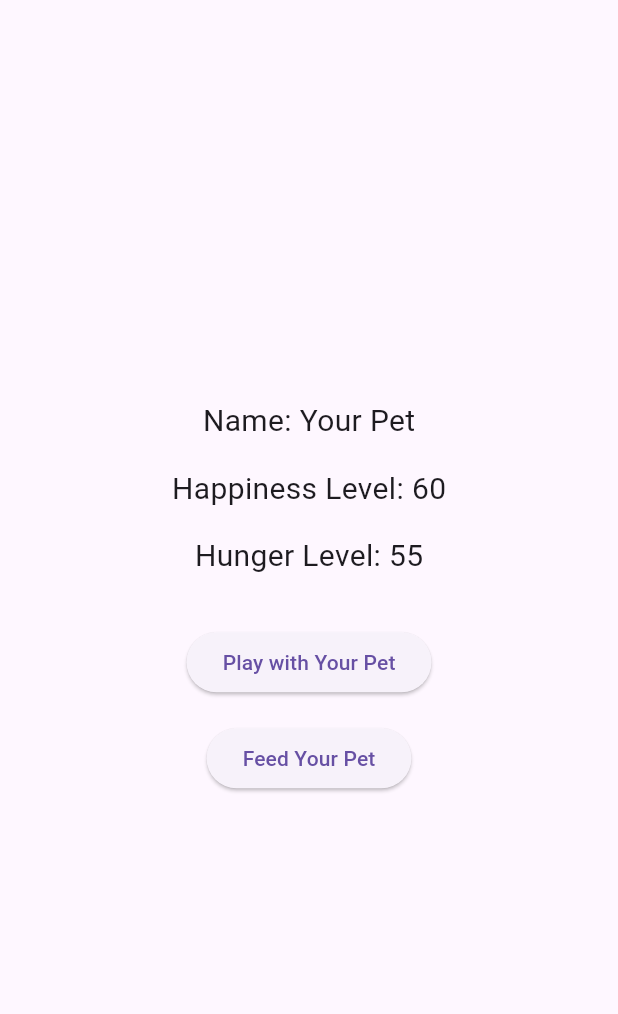
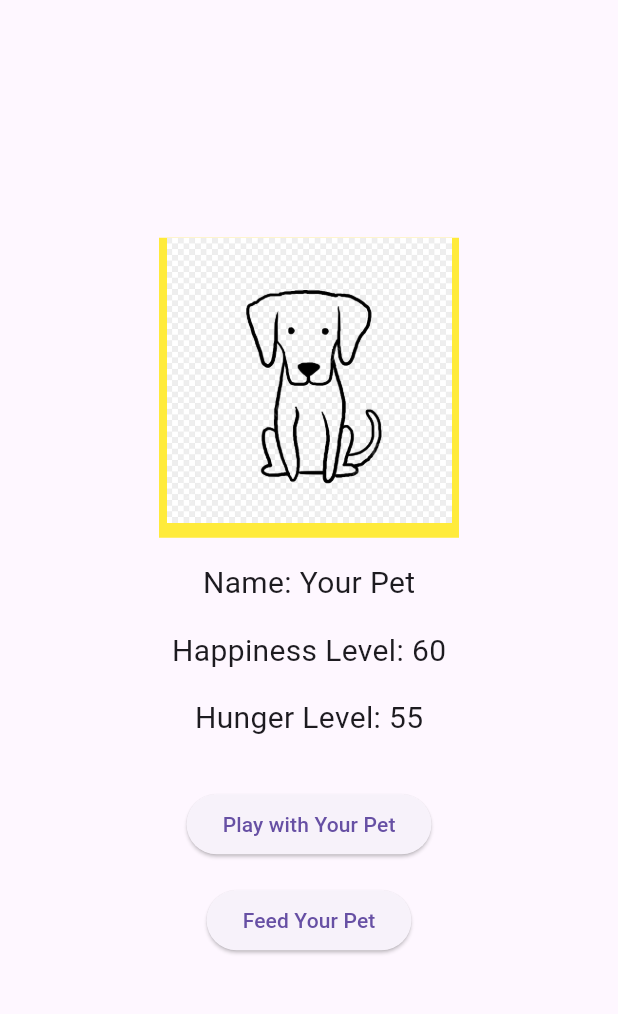
Before and after one commit to fernandocm9/MAD_digitpet, a Flutter app: the screen it shows after launch, after a tap on "Play with Your Pet", on a phone screen of 412 x 824 dp, the part 63-1077 px from its top. Run offline on Flutter 3.47's test engine with Material 3 defaults, Android fonts, the phone set to English and light mode, and no system bars.

Commit message:
dynamic color pet change based on happiness level feature is complete

```diff
--- a/digitalpet/lib/main.dart
+++ b/digitalpet/lib/main.dart
@@ -1,149 +1,41 @@
-// import 'package:flutter/material.dart';
+import 'package:flutter/material.dart';
 
-// void main() {
-//   runApp(const MyApp());
-// }
+void main() {
+  runApp(MaterialApp(home: DigitalPetApp()));
+}
 
-// class MyApp extends StatelessWidget {
-//   const MyApp({super.key});
-
-//   // This widget is the root of your application.
-//   @override
-//   Widget build(BuildContext context) {
-//     return MaterialApp(
-//       title: 'Flutter Demo',
-//       theme: ThemeData(
-//         // This is the theme of your application.
-//         //
-//         // TRY THIS: Try running your application with "flutter run". You'll see
-//         // the application has a purple toolbar. Then, without quitting the app,
-//         // try changing the seedColor in the colorScheme below to Colors.green
-//         // and then invoke "hot reload" (save your changes or press the "hot
-//         // reload" button in a Flutter-supported IDE, or press "r" if you used
-//         // the command line to start the app).
-//         //
-//         // Notice that the counter didn't reset back to zero; the application
-//         // state is not lost during the reload. To reset the state, use hot
-//         // restart instead.
-//         //
-//         // This works for code too, not just values: Most code changes can be
-//         // tested with just a hot reload.
-//         colorScheme: ColorScheme.fromSeed(seedColor: Colors.deepPurple),
-//       ),
-//       home: const MyHomePage(title: 'Flutter Demo Home Page'),
-//     );
-//   }
-// }
-
-// class MyHomePage extends StatefulWidget {
-//   const MyHomePage({super.key, required this.title});
-
-//   // This widget is the home page of your application. It is stateful, meaning
-//   // that it has a State object (defined below) that contains fields that affect
-//   // how it looks.
-
-//   // This class is the configuration for the state. It holds the values (in this
-//   // case the title) provided by the parent (in this case the App widget) and
-//   // used by the build method of the State. Fields in a Widget subclass are
-//   // always marked "final".
-
-//   final String title;
-
-//   @override
-//   State<MyHomePage> createState() => _MyHomePageState();
-// }
-
-// class _MyHomePageState extends State<MyHomePage> {
-//   int _counter = 0;
-
-//   void _incrementCounter() {
-//     setState(() {
-//       // This call to setState tells the Flutter framework that something has
-//       // changed in this State, which causes it to rerun the build method below
-//       // so that the display can reflect the updated values. If we changed
-//       // _counter without calling setState(), then the build method would not be
-//       // called again, and so nothing would appear to happen.
-//       _counter++;
-//     });
-//   }
-
-//   @override
-//   Widget build(BuildContext context) {
-//     // This method is rerun every time setState is called, for instance as done
-//     // by the _incrementCounter method above.
-//     //
-//     // The Flutter framework has been optimized to make rerunning build methods
-//     // fast, so that you can just rebuild anything that needs updating rather
-//     // than having to individually change instances of widgets.
-//     return Scaffold(
-//       appBar: AppBar(
-//         // TRY THIS: Try changing the color here to a specific color (to
-//         // Colors.amber, perhaps?) and trigger a hot reload to see the AppBar
-//         // change color while the other colors stay the same.
-//         backgroundColor: Theme.of(context).colorScheme.inversePrimary,
-//         // Here we take the value from the MyHomePage object that was created by
-//         // the App.build method, and use it to set our appbar title.
-//         title: Text(widget.title),
-//       ),
-//       body: Center(
-//         // Center is a layout widget. It takes a single child and positions it
-//         // in the middle of the parent.
-//         child: Column(
-//           // Column is also a layout widget. It takes a list of children and
-//           // arranges them vertically. By default, it sizes itself to fit its
-//           // children horizontally, and tries to be as tall as its parent.
-//           //
-//           // Column has various properties to control how it sizes itself and
-//           // how it positions its children. Here we use mainAxisAlignment to
-//           // center the children vertically; the main axis here is the vertical
-//           // axis because Columns are vertical (the cross axis would be
-//           // horizontal).
-//           //
-//           // TRY THIS: Invoke "debug painting" (choose the "Toggle Debug Paint"
-//           // action in the IDE, or press "p" in the console), to see the
-//           // wireframe for each widget.
-//           mainAxisAlignment: MainAxisAlignment.center,
-//           children: <Widget>[
-//             const Text('You have pushed the button this many times:'),
-//             Text(
-//               '$_counter',
-//               style: Theme.of(context).textTheme.headlineMedium,
-//             ),
-//           ],
-//         ),
-//       ),
-//       floatingActionButton: FloatingActionButton(
-//         onPressed: _incrementCounter,
-//         tooltip: 'Increment',
-//         child: const Icon(Icons.add),
-//       ), // This trailing comma makes auto-formatting nicer for build methods.
-//     );
-//   }
-// }
-
-
-import 'package:flutter/material.dart';
-void main() {
-  runApp(MaterialApp(
-  home: DigitalPetApp(),
-));
-}
 class DigitalPetApp extends StatefulWidget {
   @override
   _DigitalPetAppState createState() => _DigitalPetAppState();
 }
+
 class _DigitalPetAppState extends State<DigitalPetApp> {
   String petName = "Your Pet";
   int happinessLevel = 50;
   int hungerLevel = 50;
+  var petHappyColor = Colors.yellow;
   // Function to increase happiness and update hunger when playing with
   // the pet
+  void _changePetColorHappiness() {
+    setState(() {
+      if (happinessLevel < 30) {
+        petHappyColor = Colors.red;
+      } else if (happinessLevel > 70) {
+        petHappyColor = Colors.green;
+      } else {
+        petHappyColor = Colors.yellow;
+      }
+    });
+  }
+
   void _playWithPet() {
     setState(() {
       happinessLevel = (happinessLevel + 10).clamp(0, 100);
       _updateHunger();
+      _changePetColorHappiness();
     });
   }
+
   // Function to decrease hunger and update happiness when feeding the pet
   void _feedPet() {
     setState(() {
@@ -151,6 +43,7 @@
       _updateHappiness();
     });
   }
+
   // Update happiness based on hunger level
   void _updateHappiness() {
     if (hungerLevel < 30) {
@@ -158,7 +51,9 @@
     } else {
       happinessLevel = (happinessLevel + 10).clamp(0, 100);
     }
+    _changePetColorHappiness();
   }
+
   // Increase hunger level slightly when playing with the pet
   void _updateHunger() {
     hungerLevel = (hungerLevel + 5).clamp(0, 100);
@@ -167,20 +62,36 @@
       happinessLevel = (happinessLevel - 20).clamp(0, 100);
     }
   }
+
   @override
   Widget build(BuildContext context) {
     return Scaffold(
-      appBar: AppBar(
-      title: Text('Digital Pet'),
-      ),
+      appBar: AppBar(title: Text('Digital Pet')),
       body: Center(
         child: Column(
           mainAxisAlignment: MainAxisAlignment.center,
           children: <Widget>[
-          Text(
-            'Name: $petName',
-            style: TextStyle(fontSize: 20.0),
+            Stack(
+              children: [
+                Center(
+                  child: Container(
+                  width: 200.0,
+                  height: 200.0,
+                  color: petHappyColor,
                   ),
+                ),
+                Center( // Center the image
+                  child: Image.asset(
+                    'assets/images/cartoonDog.jpg',
+                    width: 190.0,
+                    height: 190.0,
+                    fit: BoxFit.cover, // Or BoxFit.contain if you want it to scale within 190x190
+                  ),
+                ),
+              ],
+            ),
+            SizedBox(height: 16.0),
+            Text('Name: $petName', style: TextStyle(fontSize: 20.0)),
             SizedBox(height: 16.0),
             Text(
               'Happiness Level: $happinessLevel',
@@ -197,10 +108,7 @@
               child: Text('Play with Your Pet'),
             ),
             SizedBox(height: 16.0),
-          ElevatedButton(
-            onPressed: _feedPet,
-            child: Text('Feed Your Pet'),
-          ),
+            ElevatedButton(onPressed: _feedPet, child: Text('Feed Your Pet')),
           ],
         ),
       ),
--- a/digitalpet/pubspec.yaml
+++ b/digitalpet/pubspec.yaml
@@ -51,6 +51,8 @@ dev_dependencies:
 
 # The following section is specific to Flutter packages.
 flutter:
+  assets:
+    - assets/images/cartoonDog.jpg
 
   # The following line ensures that the Material Icons font is
   # included with your application, so that you can use the icons in
```
Also changed, not shown: digitalpet/assets/images/cartoonDog.jpg (renamed from digitalpet/assets/cartoon dog.jpg). Lines whose indentation alone changed are shown as unchanged.
